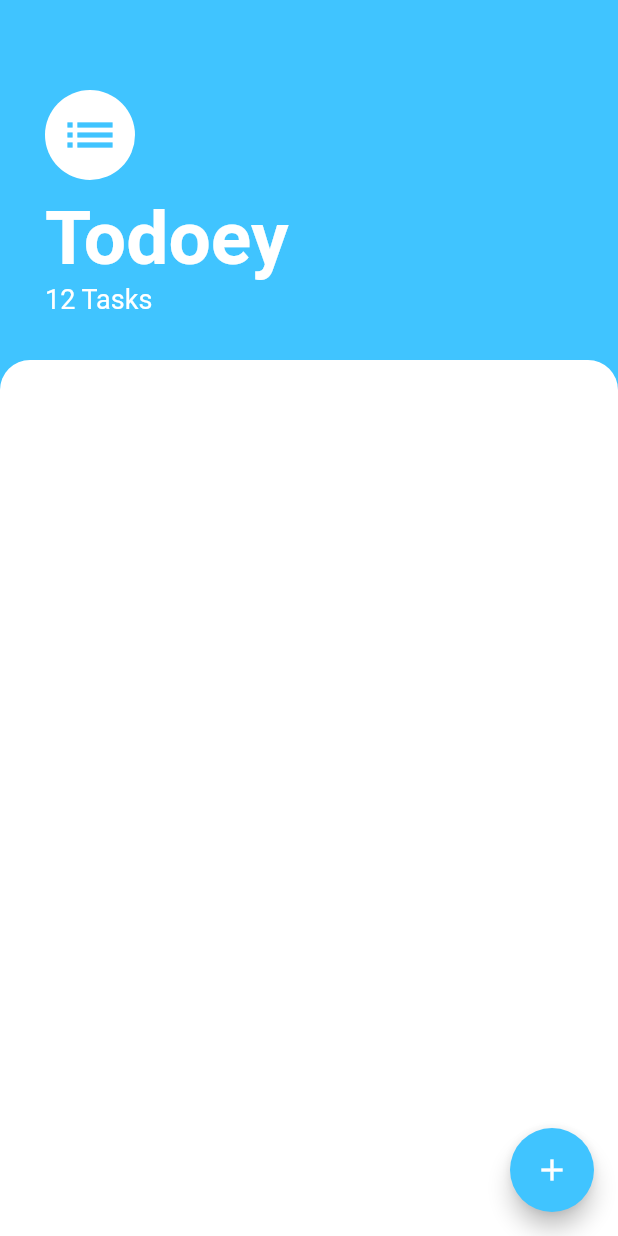
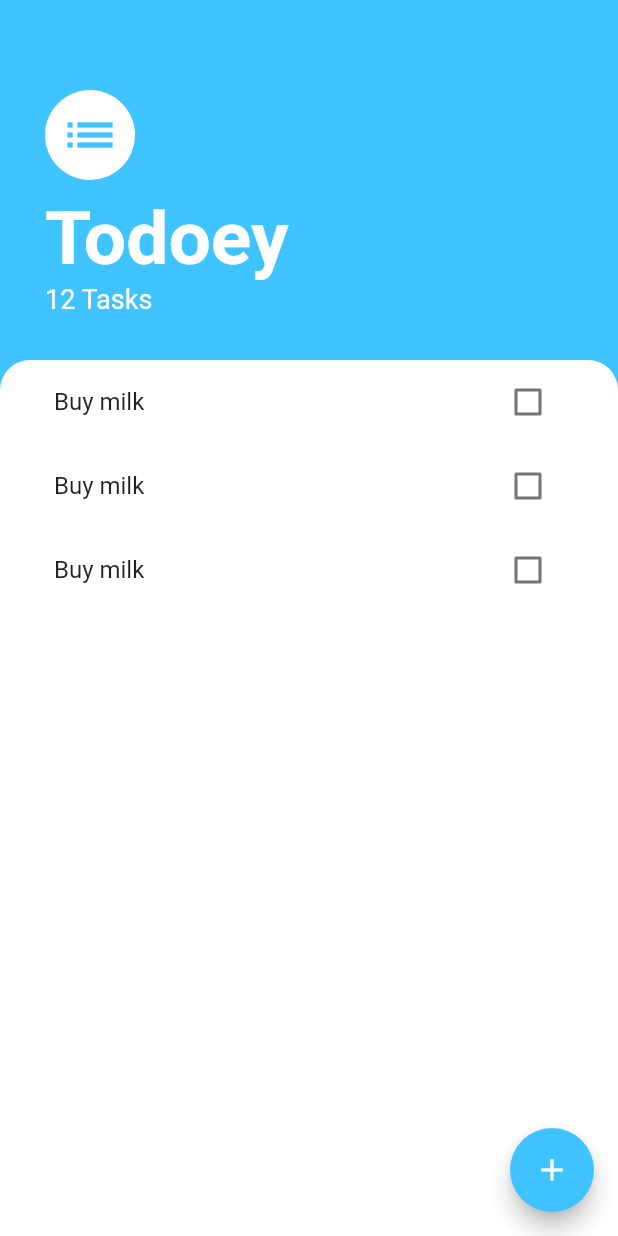
Before and after one commit to GzuPark/todoey_flutter, a Flutter app: the screen it shows after launch, on a phone screen of 412 x 824 dp. Run offline on Flutter 3.47's test engine with Material 2 defaults, Android fonts, the phone set to English and light mode, and no system bars.

Commit message:
Apply list of tasks mockup design

```diff
--- a/lib/screens/tasks_screen.dart
+++ b/lib/screens/tasks_screen.dart
@@ -50,6 +50,7 @@ class TasksScreen extends StatelessWidget {
           ),
           Expanded(
             child: Container(
+              padding: const EdgeInsets.symmetric(horizontal: 20.0),
               decoration: BoxDecoration(
                 color: Colors.white,
                 borderRadius: BorderRadius.only(
@@ -57,6 +58,7 @@ class TasksScreen extends StatelessWidget {
                   topRight: Radius.circular(20.0),
                 ),
               ),
+              child: TasksList(),
             ),
           ),
         ],
@@ -64,3 +66,37 @@ class TasksScreen extends StatelessWidget {
     );
   }
 }
+
+class TasksList extends StatelessWidget {
+  const TasksList({
+    Key? key,
+  }) : super(key: key);
+
+  @override
+  Widget build(BuildContext context) {
+    return ListView(
+      children: [
+        TaskTile(),
+        TaskTile(),
+        TaskTile(),
+      ],
+    );
+  }
+}
+
+class TaskTile extends StatelessWidget {
+  const TaskTile({
+    Key? key,
+  }) : super(key: key);
+
+  @override
+  Widget build(BuildContext context) {
+    return ListTile(
+      title: Text('Buy milk'),
+      trailing: Checkbox(
+        value: false,
+        onChanged: (bool? value) {},
+      ),
+    );
+  }
+}
```
